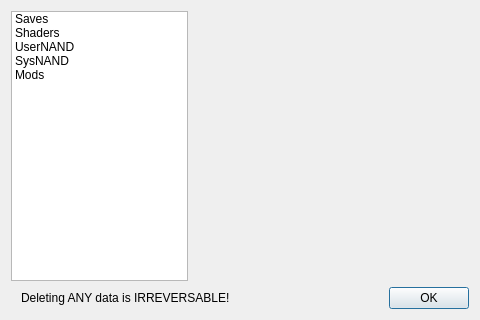
Above: src/yuzu/data_dialog.ui from rorrim-rorrim/eden-alt before the change. Below: the same form after it.
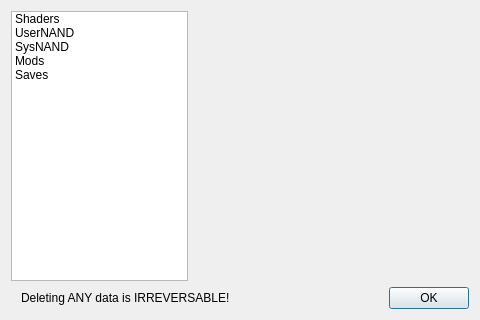
That is the form after the change.

Commit message:
[desktop] Save option location in the Data Manager tool fix (#2986)
The first attempt missed a few files and did not move it properly.

Patch:
```diff
--- a/src/yuzu/data_dialog.ui
+++ b/src/yuzu/data_dialog.ui
@@ -36,11 +36,6 @@
          <verstretch>0</verstretch>
         </sizepolicy>
        </property>
-       <item>
-        <property name="text">
-         <string>Saves</string>
-        </property>
-       </item>
        <item>
         <property name="text">
          <string>Shaders</string>
@@ -61,6 +56,11 @@
          <string>Mods</string>
         </property>
        </item>
+       <item>
+        <property name="text">
+         <string>Saves</string>
+        </property>
+       </item>
       </widget>
      </item>
      <item>
```
